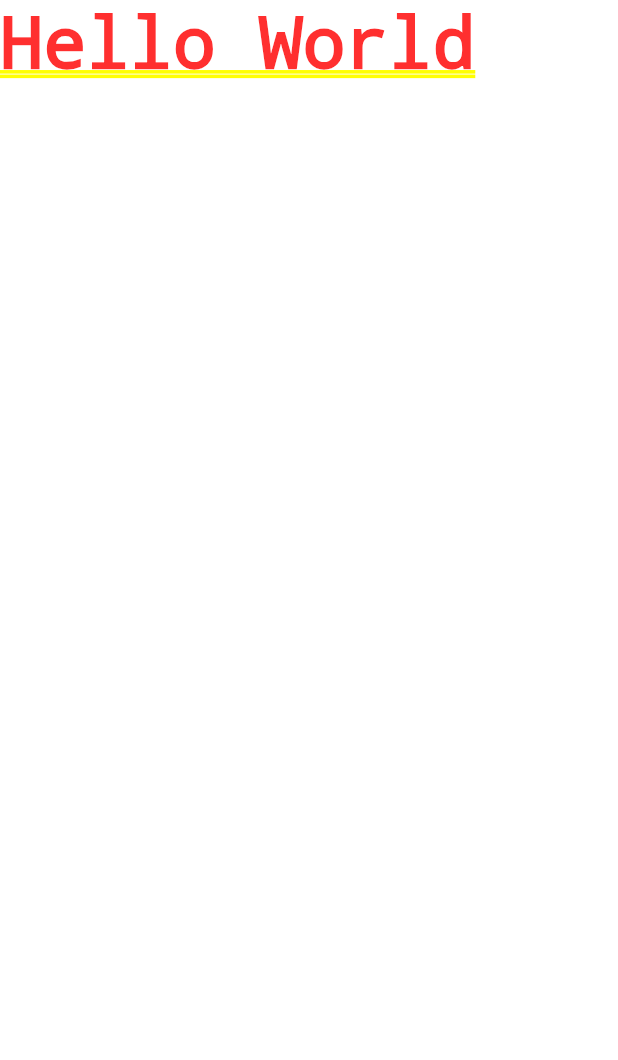
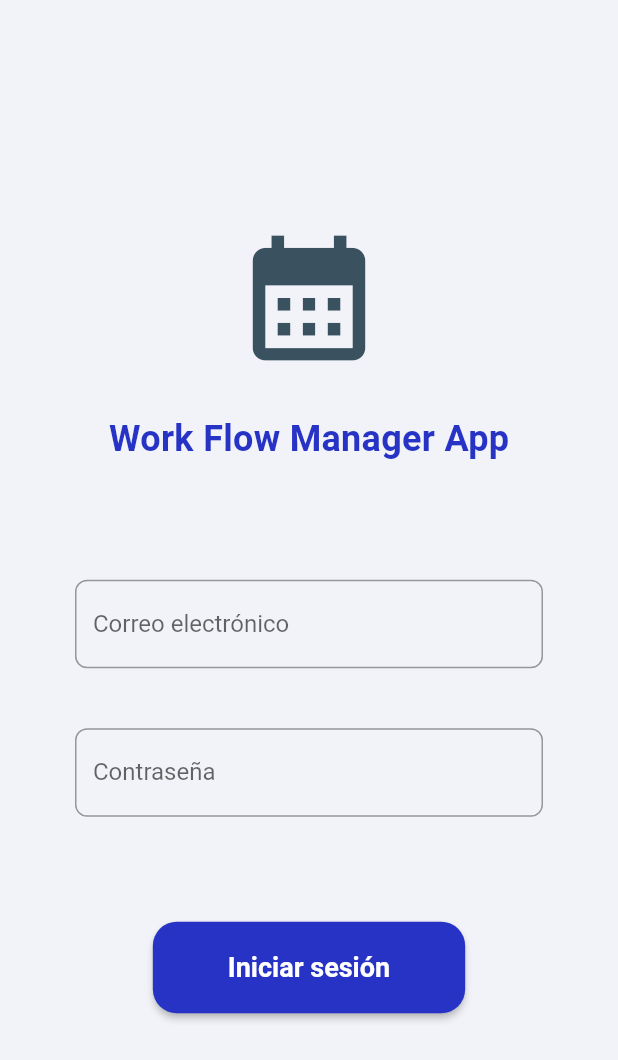
Before and after one commit to GreyHat147/work-flow-manager, a Flutter app: the screen it shows after launch, on a phone screen of 412 x 824 dp. Shown: the top 1060 px of the screen. Run offline on Flutter 3.47's test engine with Material 2 defaults, Android fonts, the phone set to English and light mode, and no system bars; our stand-ins replace firebase_auth, firebase_core; accounts and stored records are empty.

Commit message:
create login view UI

```diff
--- /dev/null
+++ b/lib/app_theme.dart
@@ -0,0 +1,91 @@
+import 'package:flutter/material.dart';
+
+class AppTheme {
+  AppTheme._();
+
+  static const Color nearlyWhite = Color(0xFFFAFAFA);
+  static const Color white = Color(0xFFFFFFFF);
+  static const Color background = Color(0xFFF2F3F8);
+  static const Color nearlyDarkBlue = Color(0xFF2633C5);
+
+  static const Color nearlyBlue = Color(0xFF00B6F0);
+  static const Color nearlyBlack = Color(0xFF213333);
+  static const Color grey = Color(0xFF3A5160);
+  static const Color darkGrey = Color(0xFF313A44);
+
+  static const Color darkText = Color(0xFF253840);
+  static const Color darkerText = Color(0xFF17262A);
+  static const Color lightText = Color(0xFF4A6572);
+  static const Color deactivatedText = Color(0xFF767676);
+  static const Color dismissibleBackground = Color(0xFF364A54);
+  static const Color spacer = Color(0xFFF2F2F2);
+
+  static const String fontName = 'Roboto';
+
+  static const TextTheme textTheme = TextTheme(
+    headlineMedium: display1,
+    headlineSmall: headline,
+    titleLarge: title,
+    titleSmall: subtitle,
+    bodyMedium: body2,
+    bodyLarge: body1,
+    bodySmall: caption,
+  );
+
+  static const TextStyle display1 = TextStyle(
+    fontFamily: fontName,
+    fontWeight: FontWeight.bold,
+    fontSize: 36,
+    letterSpacing: 0.4,
+    height: 0.9,
+    color: darkerText,
+  );
+
+  static const TextStyle headline = TextStyle(
+    fontFamily: fontName,
+    fontWeight: FontWeight.bold,
+    fontSize: 24,
+    letterSpacing: 0.27,
+    color: darkerText,
+  );
+
+  static const TextStyle title = TextStyle(
+    fontFamily: fontName,
+    fontWeight: FontWeight.bold,
+    fontSize: 16,
+    letterSpacing: 0.18,
+    color: darkerText,
+  );
+
+  static const TextStyle subtitle = TextStyle(
+    fontFamily: fontName,
+    fontWeight: FontWeight.w400,
+    fontSize: 14,
+    letterSpacing: -0.04,
+    color: darkText,
+  );
+
+  static const TextStyle body2 = TextStyle(
+    fontFamily: fontName,
+    fontWeight: FontWeight.w400,
+    fontSize: 14,
+    letterSpacing: 0.2,
+    color: darkText,
+  );
+
+  static const TextStyle body1 = TextStyle(
+    fontFamily: fontName,
+    fontWeight: FontWeight.w400,
+    fontSize: 16,
+    letterSpacing: -0.05,
+    color: darkText,
+  );
+
+  static const TextStyle caption = TextStyle(
+    fontFamily: fontName,
+    fontWeight: FontWeight.w400,
+    fontSize: 12,
+    letterSpacing: 0.2,
+    color: lightText, // was lightText
+  );
+}
--- a/lib/main.dart
+++ b/lib/main.dart
@@ -1,14 +1,21 @@
 import 'package:firebase_auth/firebase_auth.dart';
 import 'package:flutter/material.dart';
 import 'package:firebase_core/firebase_core.dart';
+import 'package:flutter/services.dart';
+import 'package:work_flow_manager/app_theme.dart';
+import 'package:work_flow_manager/view/view.dart';
 import 'firebase_options.dart';
 
 void main() async {
+  WidgetsFlutterBinding.ensureInitialized();
   await Firebase.initializeApp(
     options: DefaultFirebaseOptions.currentPlatform,
   );
   await FirebaseAuth.instance.useAuthEmulator('localhost', 9099);
-  runApp(const WorkFlowManagerApp());
+  await SystemChrome.setPreferredOrientations(<DeviceOrientation>[
+    DeviceOrientation.portraitUp,
+    DeviceOrientation.portraitDown
+  ]).then((_) => runApp(const WorkFlowManagerApp()));
 }
 
 class WorkFlowManagerApp extends StatelessWidget {
@@ -16,12 +23,13 @@ class WorkFlowManagerApp extends StatelessWidget {
   @override
   Widget build(BuildContext context) {
     return MaterialApp(
-      title: 'Flutter Demo',
+      title: 'Work Flow Manager',
       theme: ThemeData(
-        colorScheme: ColorScheme.fromSeed(seedColor: Colors.deepPurple),
-        useMaterial3: true,
+        primarySwatch: Colors.blue,
+        textTheme: AppTheme.textTheme,
+        platform: TargetPlatform.iOS,
       ),
-      home: const Text('Hello World'),
+      home: LoginView(),
     );
   }
 }
--- /dev/null
+++ b/lib/view/login_view.dart
@@ -0,0 +1,73 @@
+import 'package:flutter/material.dart';
+import 'package:work_flow_manager/app_theme.dart';
+import 'package:work_flow_manager/view/widgets/widgets.dart';
+
+class LoginView extends StatelessWidget {
+  LoginView({super.key});
+
+  final TextEditingController emailController = TextEditingController();
+  final TextEditingController passwordController = TextEditingController();
+
+  @override
+  Widget build(BuildContext context) {
+    return Scaffold(
+      backgroundColor: AppTheme.background,
+      body: Center(
+        child: SingleChildScrollView(
+          child: Padding(
+            padding: const EdgeInsets.symmetric(horizontal: 50),
+            child: Form(
+              child: Column(
+                crossAxisAlignment: CrossAxisAlignment.center,
+                children: [
+                  const Icon(Icons.calendar_month,
+                      size: 100, color: AppTheme.grey),
+                  const SizedBox(height: 30),
+                  const Align(
+                    alignment: Alignment.center,
+                    child: Text(
+                      'Work Flow Manager App',
+                      style: TextStyle(
+                        fontSize: 24,
+                        fontWeight: FontWeight.bold,
+                        color: AppTheme.nearlyDarkBlue,
+                      ),
+                    ),
+                  ),
+                  const SizedBox(height: 80),
+                  CustomTextField(
+                    labelText: 'Correo electrónico',
+                    controller: emailController,
+                  ),
+                  const SizedBox(height: 40),
+                  CustomTextField(
+                    labelText: 'Contraseña',
+                    controller: passwordController,
+                  ),
+                  const SizedBox(height: 70),
+                  ElevatedButton(
+                    style: ElevatedButton.styleFrom(
+                      shape: RoundedRectangleBorder(
+                        // Change your radius here
+                        borderRadius: BorderRadius.circular(16),
+                      ),
+                      backgroundColor: AppTheme.nearlyDarkBlue,
+                      padding: const EdgeInsets.symmetric(
+                          horizontal: 50, vertical: 20),
+                    ),
+                    onPressed: () {},
+                    child: const Text(
+                      'Iniciar sesión',
+                      style:
+                          TextStyle(fontSize: 18, fontWeight: FontWeight.bold),
+                    ),
+                  ),
+                ],
+              ),
+            ),
+          ),
+        ),
+      ),
+    );
+  }
+}
--- /dev/null
+++ b/lib/view/view.dart
@@ -0,0 +1 @@
+export './login_view.dart';
--- /dev/null
+++ b/lib/view/widgets/custom_text_field.dart
@@ -0,0 +1,30 @@
+import 'package:flutter/material.dart';
+import 'package:work_flow_manager/app_theme.dart';
+
+class CustomTextField extends StatelessWidget {
+  const CustomTextField({
+    super.key,
+    required this.labelText,
+    required this.controller,
+  });
+
+  final String labelText;
+  final TextEditingController controller;
+
+  @override
+  Widget build(BuildContext context) {
+    return TextFormField(
+      decoration: InputDecoration(
+        labelText: labelText,
+        focusedBorder: const OutlineInputBorder(
+          borderRadius: BorderRadius.all(Radius.circular(8.0)),
+          borderSide: BorderSide(color: AppTheme.nearlyDarkBlue),
+        ),
+        border: const OutlineInputBorder(
+          borderRadius: BorderRadius.all(Radius.circular(8.0)),
+          borderSide: BorderSide(color: AppTheme.nearlyDarkBlue),
+        ),
+      ),
+    );
+  }
+}
--- /dev/null
+++ b/lib/view/widgets/widgets.dart
@@ -0,0 +1 @@
+export './custom_text_field.dart';
```
